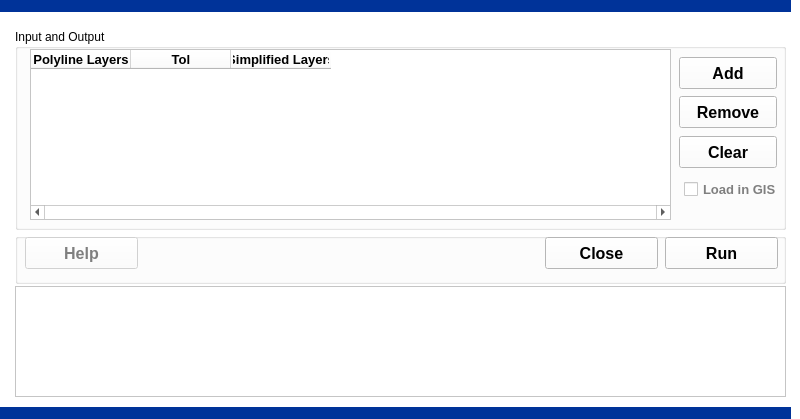
Above: 3VectorProcessing/3SimplifyPolylines/simplifypolylines.ui from leonard-psu/PIHMgis before the change. Below: the same form after it.
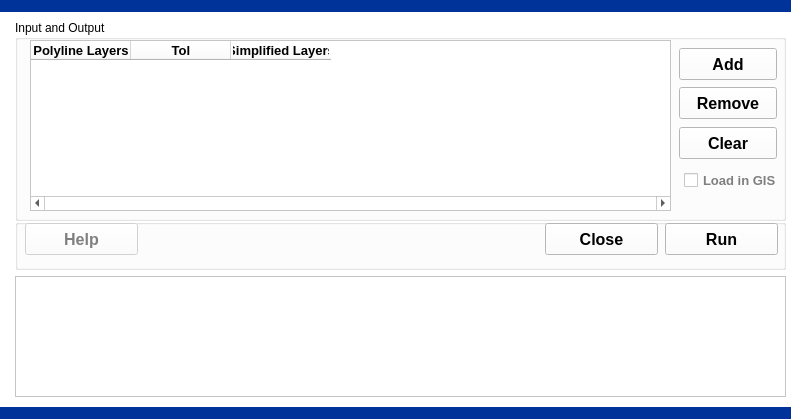
That is the form after the change.

```diff
--- a/3VectorProcessing/3SimplifyPolylines/simplifypolylines.ui
+++ b/3VectorProcessing/3SimplifyPolylines/simplifypolylines.ui
@@ -435,7 +435,7 @@
    <property name="geometry">
     <rect>
      <x>15</x>
-     <y>29</y>
+     <y>20</y>
      <width>771</width>
      <height>201</height>
     </rect>
@@ -659,7 +659,7 @@
    <property name="geometry">
     <rect>
      <x>15</x>
-     <y>233</y>
+     <y>219</y>
      <width>771</width>
      <height>51</height>
     </rect>
@@ -1202,9 +1202,9 @@
    <property name="geometry">
     <rect>
      <x>15</x>
-     <y>286</y>
+     <y>276</y>
      <width>771</width>
-     <height>111</height>
+     <height>121</height>
     </rect>
    </property>
    <property name="font">
```
